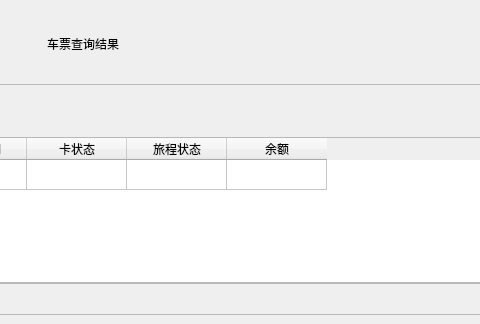
Above: ticket/TicketQueryWidget.ui from EllieYY/ism before the change; both pictures show x 436 to 916 and y 0 to 324 of the 1038 by 696 pixel window. Below: the same form after it.
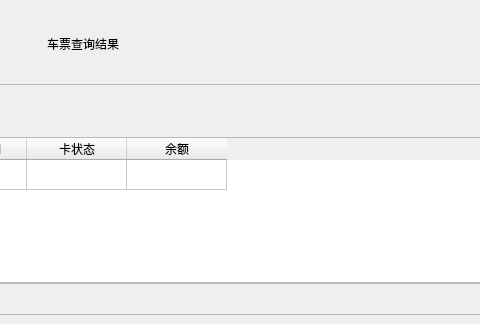
That is the form after the change.

```diff
--- a/ticket/TicketQueryWidget.ui
+++ b/ticket/TicketQueryWidget.ui
@@ -247,7 +247,7 @@
             <number>1</number>
            </property>
            <property name="columnCount">
-            <number>7</number>
+            <number>6</number>
            </property>
            <row/>
            <column>
@@ -275,11 +275,6 @@
              <string>卡状态</string>
             </property>
            </column>
-           <column>
-            <property name="text">
-             <string>旅程状态</string>
-            </property>
-           </column>
            <column>
             <property name="text">
              <string>余额</string>
```
